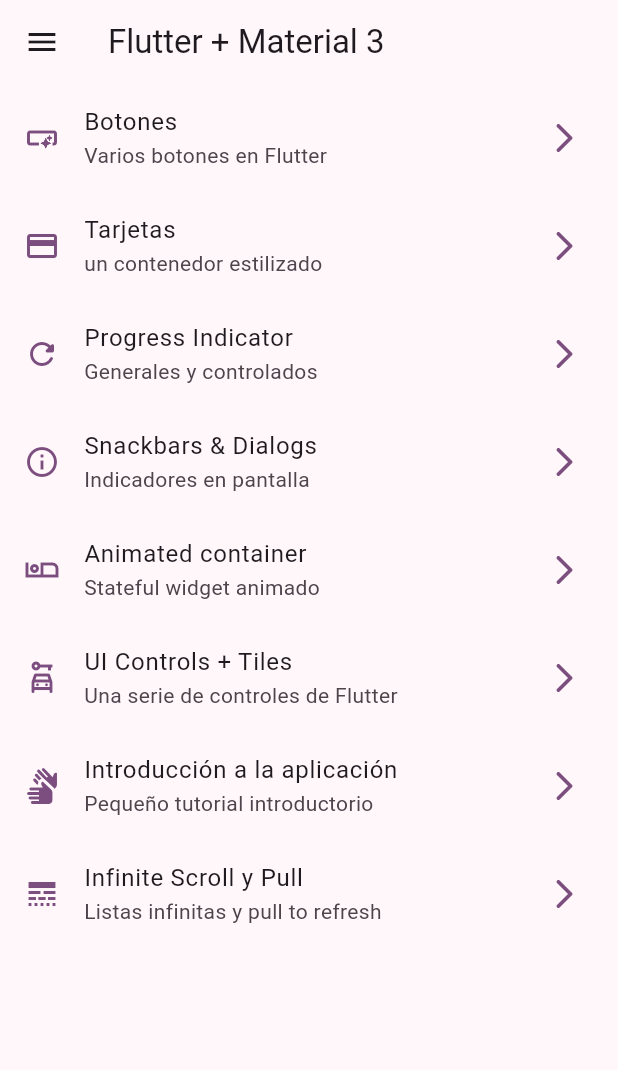
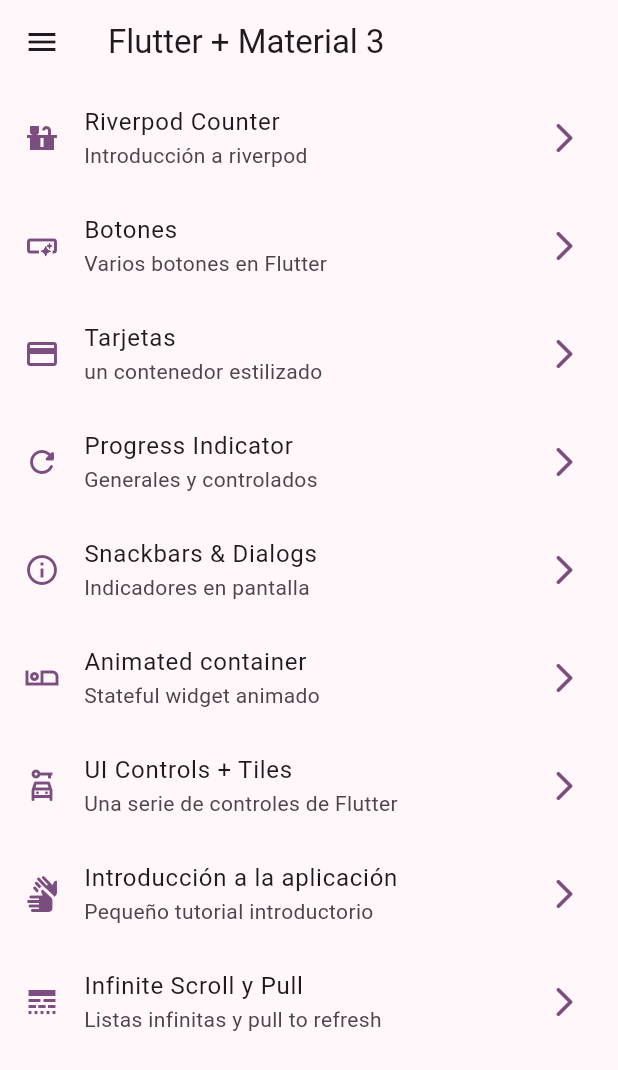
Before and after one commit to Ahtnezev/widgets_app, a Flutter app: the screen it shows after launch, on a phone screen of 412 x 824 dp. Shown: the top 1070 px of the screen. Run offline on Flutter 3.47's test engine with Material 3 defaults, Android fonts, the phone set to English and light mode, and no system bars; our stand-ins replace animate_do, go_router.

Commit message:
[new] - Gestor de estado Riverpod 1.0

```diff
--- a/lib/config/menu/menu_items.dart
+++ b/lib/config/menu/menu_items.dart
@@ -17,6 +17,14 @@ class MenuItem {
 }
 
 const appMenuItems = <MenuItem>[
+
+    MenuItem(
+      title: 'Riverpod Counter',
+      subTitle: 'Introducción a riverpod',
+      link: '/counter-river',
+      icon: Icons.countertops
+    ),
+
     MenuItem(
       title: 'Botones',
       subTitle: 'Varios botones en Flutter',
--- a/lib/config/router/app_router.dart
+++ b/lib/config/router/app_router.dart
@@ -1,4 +1,5 @@
 import 'package:go_router/go_router.dart';
+import 'package:widgets_app/presentation/screens/counter/counter_screen.dart';
 import '../../presentation/screens/screens.dart';
 
 // GoRouter configuration
@@ -52,5 +53,10 @@ final appRouter = GoRouter(
       name: InfiniteScrollScreen.name,
       builder: (context, state) => const InfiniteScrollScreen(),
     ),
+    GoRoute(
+      path: '/counter-river',
+      name: CounterScreen.name,
+      builder: (context, state) => const CounterScreen(),
+    ),
   ],
 );
--- a/lib/presentation/screens/screens.dart
+++ b/lib/presentation/screens/screens.dart
@@ -5,6 +5,7 @@ export 'package:widgets_app/presentation/screens/animated/animated_screen.dart';
 export 'package:widgets_app/presentation/screens/app_tutorial/app_tutorial_screen.dart';
 export 'package:widgets_app/presentation/screens/buttons/buttons_screen.dart';
 export 'package:widgets_app/presentation/screens/cards/card_screen.dart';
+export 'package:widgets_app/presentation/screens/counter/counter_screen.dart';
 export 'package:widgets_app/presentation/screens/home/home_screen.dart';
 export 'package:widgets_app/presentation/screens/infinite_scroll/infinite_scroll_screen.dart';
 export 'package:widgets_app/presentation/screens/progress/progress_screen.dart';
```
Also changed, not shown: lib/presentation/screens/counter/counter_screen.dart (added, +28 -0 lines).
